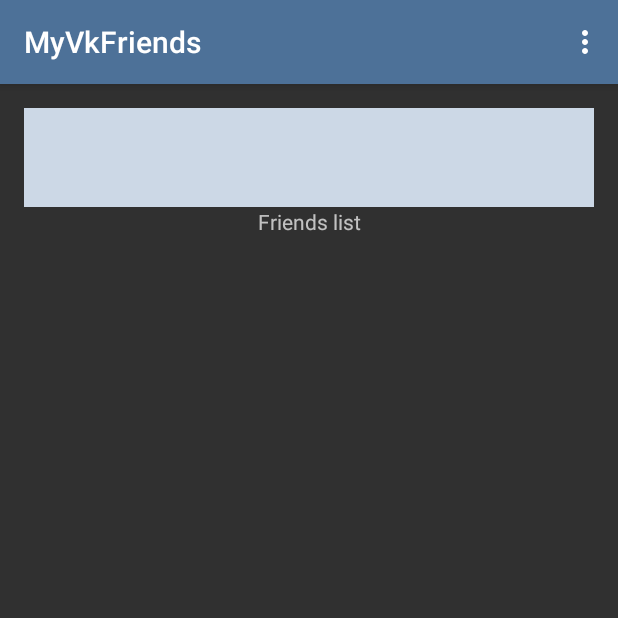
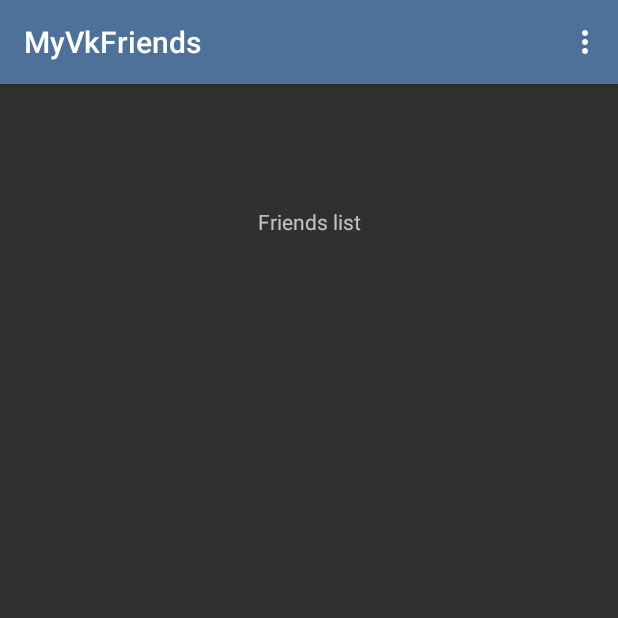
Before and after one commit to VladimirP1992/MyVkFriends, an Android app: the fragment FriendsFragment placed in its activity, on a phone screen of 412 x 824 dp, the top half of it. Run offline under Robolectric (Android 15) with nearby library versions, the phone set to English and light mode, and no system bars; our stand-ins replace Dagger/Hilt's generated code, RxJava, Timber; libraries missing offline, so code that uses them is left out: moxy.presenter, ru.terrakok.cicerone; pictures from the network do not load; 3 statements that could not run were skipped.

Commit message:
Мелкие изменения

```diff
--- a/app/src/main/res/layout/fragment_friends.xml
+++ b/app/src/main/res/layout/fragment_friends.xml
@@ -9,8 +9,7 @@
     <LinearLayout
         android:layout_width="match_parent"
         android:layout_height="wrap_content"
-        android:background="#ccd8e6"
-        android:gravity="center_vertical"
+        android:gravity="center"
         android:padding="8dp">
 
         <ImageView
@@ -22,7 +21,8 @@
             android:id="@+id/fmp_first_name"
             android:layout_width="wrap_content"
             android:layout_height="wrap_content"
-            android:layout_marginStart="16dp" />
+            android:layout_marginStart="16dp"
+            android:textSize="25sp"/>
 
     </LinearLayout>
 
```
